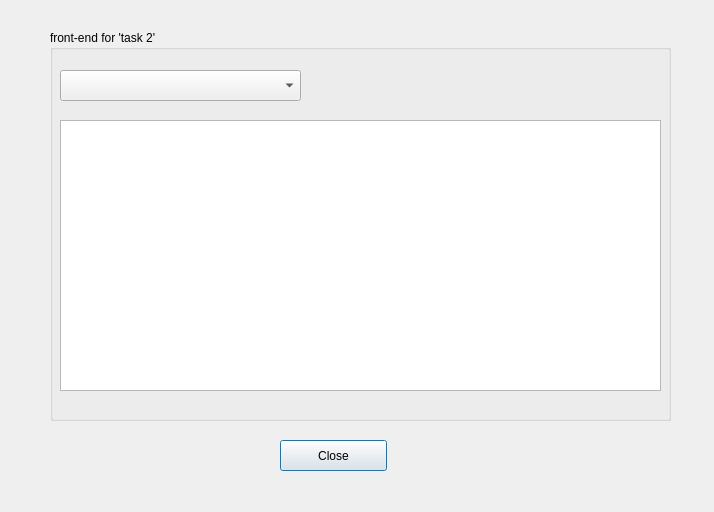
Above: task2.ui from v01z/qt_3 before the change. Below: the same form after it.
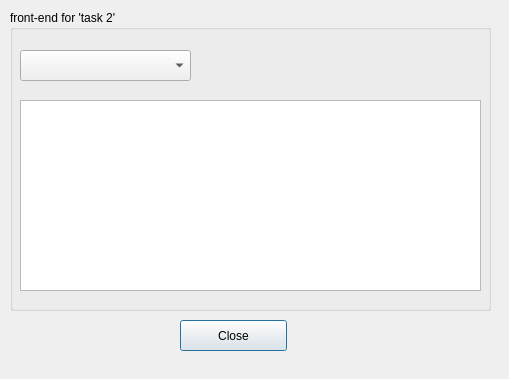
That is the form after the change.

The edit to the form file:
```diff
--- a/task2.ui
+++ b/task2.ui
@@ -6,8 +6,8 @@
    <rect>
     <x>0</x>
     <y>0</y>
-    <width>714</width>
-    <height>512</height>
+    <width>509</width>
+    <height>379</height>
    </rect>
   </property>
   <property name="windowTitle">
@@ -16,10 +16,10 @@
   <widget class="QGroupBox" name="groupBox">
    <property name="geometry">
     <rect>
-     <x>50</x>
-     <y>30</y>
-     <width>621</width>
-     <height>391</height>
+     <x>10</x>
+     <y>10</y>
+     <width>481</width>
+     <height>301</height>
     </rect>
    </property>
    <property name="title">
@@ -30,8 +30,8 @@
      <rect>
       <x>10</x>
       <y>90</y>
-      <width>601</width>
-      <height>271</height>
+      <width>461</width>
+      <height>191</height>
      </rect>
     </property>
    </widget>
@@ -40,7 +40,7 @@
      <rect>
       <x>10</x>
       <y>40</y>
-      <width>241</width>
+      <width>171</width>
       <height>31</height>
      </rect>
     </property>
@@ -52,8 +52,8 @@
   <widget class="QPushButton" name="btnClose">
    <property name="geometry">
     <rect>
-     <x>280</x>
-     <y>440</y>
+     <x>180</x>
+     <y>320</y>
      <width>107</width>
      <height>31</height>
     </rect>
```
Left out of the diff: 2 changed lines with no effect on the pictures.
